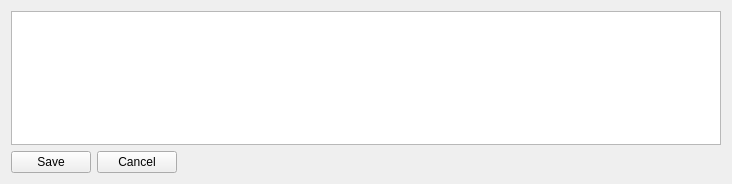
This is src/tableview2d.ui in fredcooke/emstudio as Qt 5 draws it before an edit. The edited form follows.
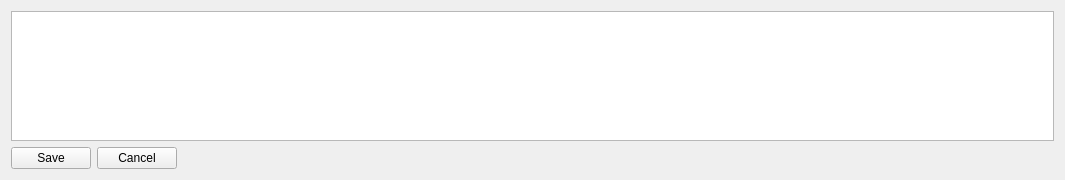
This is the edited form.

```diff
--- a/src/tableview2d.ui
+++ b/src/tableview2d.ui
@@ -6,8 +6,8 @@
    <rect>
     <x>0</x>
     <y>0</y>
-    <width>732</width>
-    <height>184</height>
+    <width>1065</width>
+    <height>180</height>
    </rect>
   </property>
   <property name="windowTitle">
```
